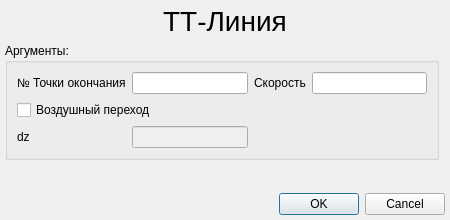
Before: the Qt Designer form KAMEditor/gui/commands/ttlinedialog.ui in Xtail96/SML, drawn with Qt 5.
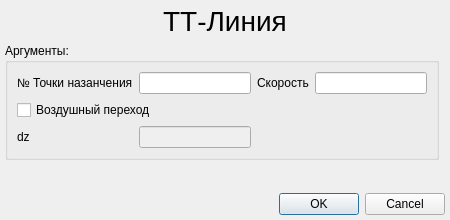
After: the same form once the commit is applied.

Commit message: Повторный рефакторинг формы ТТ-Линии

```diff
--- a/KAMEditor/gui/commands/ttlinedialog.ui
+++ b/KAMEditor/gui/commands/ttlinedialog.ui
@@ -88,7 +88,7 @@
       <item row="1" column="0">
        <widget class="QLabel" name="destinationPointLabel">
         <property name="text">
-         <string>№ Точки окончания</string>
+         <string>№ Точки назанчения</string>
         </property>
        </widget>
       </item>
```
